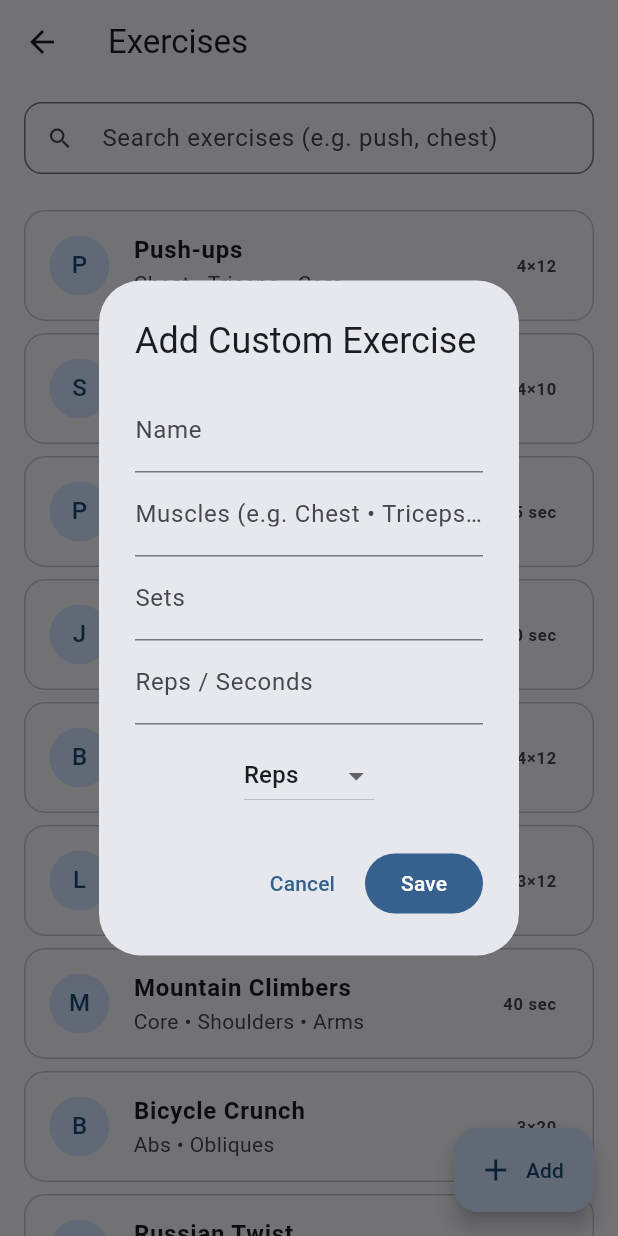
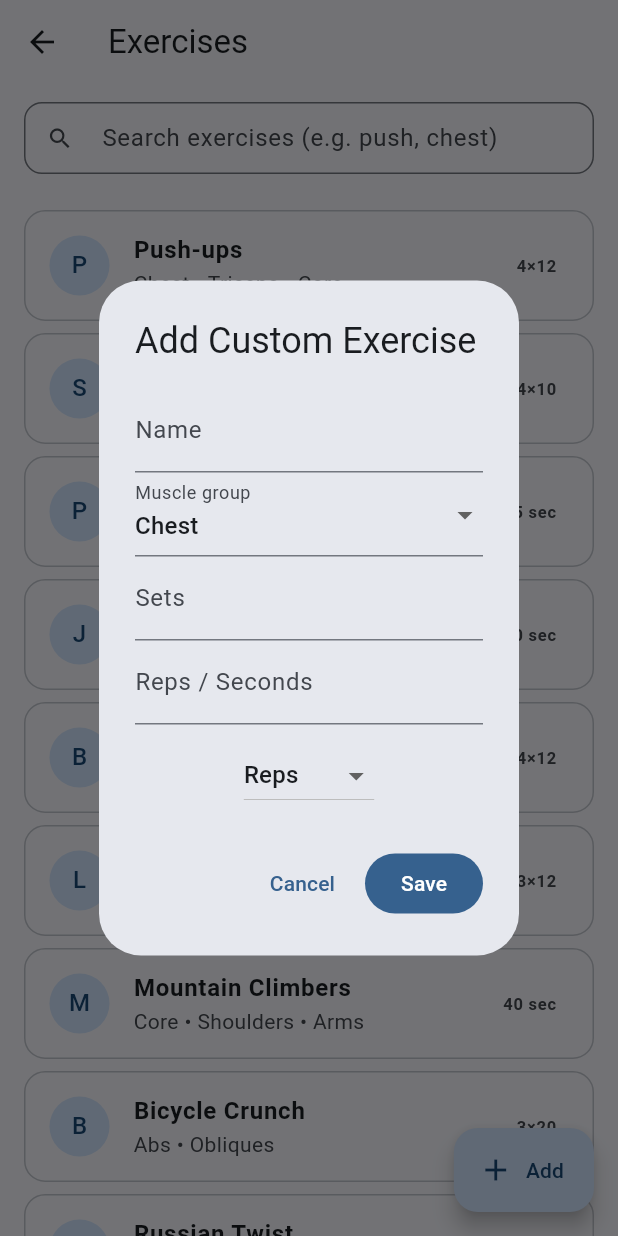
Before and after one commit to Trolom/FitnessApp, a Flutter app: the ExercisesPage screen opened directly, after a tap on "Add", on a phone screen of 412 x 824 dp. Run offline on Flutter 3.47's test engine with Material 3 defaults, Android fonts, the phone set to English and light mode, and no system bars; our stand-ins replace cloud_firestore, firebase_auth, firebase_core, firebase_storage, fl_chart, image_picker and 1 more; accounts and stored records are empty.

Commit message:
set up for IOS, changed to dropdown menu for muscle groups

```diff
--- a/lib/pages/exercises_page.dart
+++ b/lib/pages/exercises_page.dart
@@ -1,8 +1,22 @@
 import 'package:flutter/material.dart';
 
 import '../misc/exercise.dart';          // Exercise model
-import '../content.dart';        // baseExercises
-import '../misc/exercise_service.dart'; // Firestore access
+import '../content.dart';                // baseExercises
+import '../misc/exercise_service.dart';  // Firestore access
+
+// for the dropdown menu options when choosing for custom exercises
+const kMuscleOptions = <String>[
+  'Chest',
+  'Back',
+  'Legs',
+  'Shoulders',
+  'Arms',
+  'Core',
+  'Glutes',
+  'Quads',
+  'Hamstrings',
+  'Calves',
+];
 
 class ExercisesPage extends StatefulWidget {
   const ExercisesPage({super.key});
@@ -101,15 +115,17 @@ class _ExercisesPageState extends State<ExercisesPage> {
 
   void _openAddDialog() {
     final nameCtrl = TextEditingController();
-    final musclesCtrl = TextEditingController();
     final setsCtrl = TextEditingController();
     final repsCtrl = TextEditingController();
 
     String unit = 'reps';
+    String selectedMuscle = kMuscleOptions.first; // default dropdown selection
 
     showDialog(
       context: context,
       builder: (_) {
+        return StatefulBuilder( //local state for the dialog
+          builder: (ctx, setLocalState) {
             return AlertDialog(
               title: const Text('Add Custom Exercise'),
               content: SingleChildScrollView(
@@ -119,12 +135,17 @@ class _ExercisesPageState extends State<ExercisesPage> {
                       controller: nameCtrl,
                       decoration: const InputDecoration(labelText: 'Name'),
                     ),
-                TextField(
-                  controller: musclesCtrl,
-                  decoration: const InputDecoration(
-                    labelText: 'Muscles (e.g. Chest • Triceps • Core)',
+
+                    //replaced the text input with a dropdown menu for the muscle group
+                    DropdownButtonFormField<String>(
+                      decoration: const InputDecoration(labelText: 'Muscle group'),
+                      initialValue: selectedMuscle,
+                      items: kMuscleOptions
+                          .map((m) => DropdownMenuItem(value: m, child: Text(m)))
+                          .toList(),
+                      onChanged: (v) => setLocalState(() => selectedMuscle = v!), //to only render the dialog and not the whole page when updated
                     ),
-                ),
+
                     TextField(
                       controller: setsCtrl,
                       decoration: const InputDecoration(labelText: 'Sets'),
@@ -139,43 +160,39 @@ class _ExercisesPageState extends State<ExercisesPage> {
                     const SizedBox(height: 10),
 
                     DropdownButton<String>(
-                  value: unit,
+                      value: unit, // this is fine (not the FormField version)
                       items: const [
-                    DropdownMenuItem(
-                        value: 'reps', child: Text('Reps')),
-                    DropdownMenuItem(
-                        value: 'sec', child: Text('Seconds')),
+                        DropdownMenuItem(value: 'reps', child: Text('Reps')),
+                        DropdownMenuItem(value: 'sec', child: Text('Seconds')),
                       ],
-                  onChanged: (v) => setState(() => unit = v!),
+                      onChanged: (v) => setLocalState(() => unit = v!), // same here as above
                     ),
                   ],
                 ),
               ),
-
               actions: [
                 TextButton(
                   onPressed: () => Navigator.pop(context),
                   child: const Text('Cancel'),
                 ),
-
                 FilledButton(
                   child: const Text('Save'),
                   onPressed: () async {
                     final ex = Exercise(
                       name: nameCtrl.text.trim(),
-                  muscles: musclesCtrl.text.trim(),
+                      muscles: selectedMuscle,
                       sets: int.tryParse(setsCtrl.text) ?? 0,
                       reps: int.tryParse(repsCtrl.text) ?? 0,
                       unit: unit,
                       isCustom: true,
                     );
-
                     await ExerciseService.addCustomExercise(ex);
-
                     if (mounted) Navigator.pop(context);
                   },
                 ),
               ],
+            );
+          },
         );
       },
     );
@@ -268,17 +285,15 @@ class _ExerciseTile extends StatelessWidget {
               style: const TextStyle(fontWeight: FontWeight.w600),
             ),
 
+            //removed the "Add to today button" and replaced with close
             const SizedBox(height: 16),
-
-            FilledButton.icon(
-              onPressed: () {
-                Navigator.pop(context);
-                ScaffoldMessenger.of(context).showSnackBar(
-                  SnackBar(content: Text('${ex.name} added to workout')),
-                );
-              },
-              icon: const Icon(Icons.add),
-              label: const Text("Add to today"),
+            Align(
+              alignment: Alignment.centerRight,
+              child: TextButton.icon(
+                onPressed: () => Navigator.pop(context),
+                icon: const Icon(Icons.close),
+                label: const Text("Close"),
+              ),
             ),
           ],
         ),
```
Also changed, not shown: firebase.json, lib/firebase_options.dart, 10 other files. Lines whose indentation alone changed are shown as unchanged.
